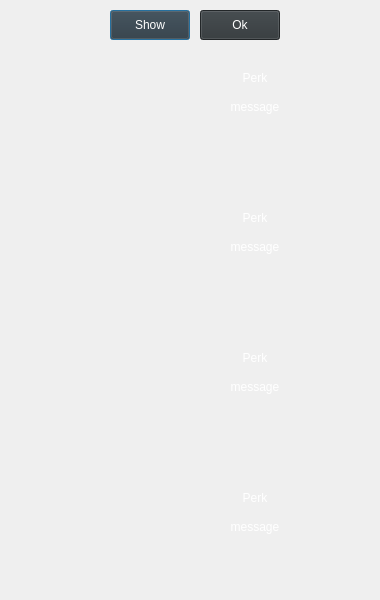
Above: Projects/P3-ShrineChecker/main/ui/sc_notification.ui from michalkowal66/ShrineChecker before the change. Below: the same form after it.
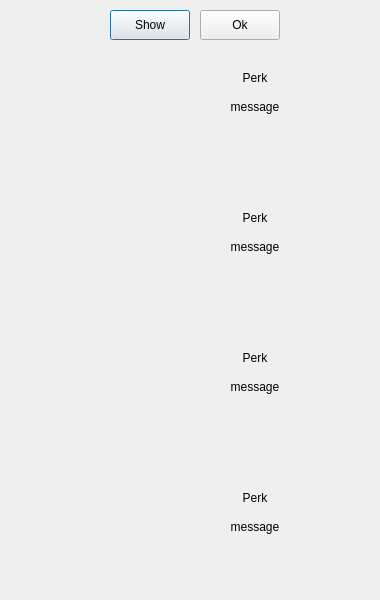
That is the form after the change.

Diff of the .ui file:
```diff
--- a/Projects/P3-ShrineChecker/main/ui/sc_notification.ui
+++ b/Projects/P3-ShrineChecker/main/ui/sc_notification.ui
@@ -25,60 +25,6 @@
   <property name="windowTitle">
    <string>Dialog</string>
   </property>
-  <property name="styleSheet">
-   <string notr="true">QLabel#perk1_lbl {
-	font: 20px &quot;Sylfaen&quot;;
-	color: white;
-}
-
-QLabel#msg1_lbl {
-	font: 16px &quot;Sylfaen&quot;;
-	color: white;
-}
-
-QLabel#perk2_lbl {
-	font: 20px &quot;Sylfaen&quot;;
-	color: white;
-}
-
-QLabel#msg2_lbl {
-	font: 16px &quot;Sylfaen&quot;;
-	color: white;
-}
-
-QLabel#perk3_lbl {
-	font: 20px &quot;Sylfaen&quot;;
-	color: white;
-}
-
-QLabel#msg3_lbl {
-	font: 16px &quot;Sylfaen&quot;;
-	color: white;
-}
-
-QLabel#perk4_lbl {
-	font: 20px &quot;Sylfaen&quot;;
-	color: white;
-}
-
-QLabel#msg4_lbl {
-	font: 16px &quot;Sylfaen&quot;;
-	color: white;
-}
-
-QPushButton {
-	font: 18px &quot;Sylfaen&quot;;
-	background-color:#2F3538;
-	color: white;
-}
-
-QPushButton:hover {
-	font: 18px &quot;Sylfaen&quot;;
-	background-color:#404040;
-	color: white;
-}
-</string>
-  </property>
   <widget class="QLabel" name="msg4_lbl">
    <property name="geometry">
     <rect>
```
